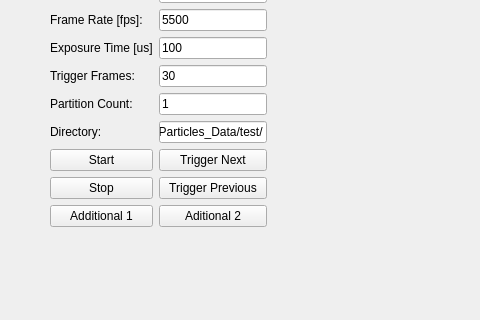
Above: GlobalGUI/gui/uis/pages/main_pages.ui from SSierraAl/OFI-Microparticle-Detection before the change; both pictures show x 0 to 480 and y 171 to 491 of the 1145 by 820 pixel window. Below: the same form after it.
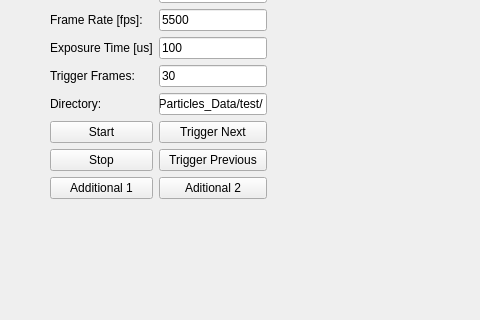
That is the form after the change.

Diff of the .ui file:
```diff
--- a/GlobalGUI/gui/uis/pages/main_pages.ui
+++ b/GlobalGUI/gui/uis/pages/main_pages.ui
@@ -1980,7 +1980,7 @@
                  </property>
                 </widget>
                </item>
-               <item row="9" column="1">
+               <item row="8" column="1">
                 <widget class="QPushButton" name="but_additional_2_cam">
                  <property name="text">
                   <string>Aditional 2</string>
@@ -2000,7 +2000,7 @@
                  </property>
                 </widget>
                </item>
-               <item row="8" column="0">
+               <item row="7" column="0">
                 <widget class="QPushButton" name="but_stop_cam">
                  <property name="text">
                   <string>Stop</string>
@@ -2014,19 +2014,6 @@
                  </property>
                 </widget>
                </item>
-               <item row="5" column="1">
-                <widget class="QLineEdit" name="line_partition_count_cam">
-                 <property name="sizePolicy">
-                  <sizepolicy hsizetype="Minimum" vsizetype="Fixed">
-                   <horstretch>0</horstretch>
-                   <verstretch>0</verstretch>
-                  </sizepolicy>
-                 </property>
-                 <property name="text">
-                  <string>1</string>
-                 </property>
-                </widget>
-               </item>
                <item row="0" column="0">
                 <widget class="QLabel" name="label_46">
                  <property name="text">
@@ -2047,20 +2034,13 @@
                  </property>
                 </widget>
                </item>
-               <item row="6" column="0">
+               <item row="5" column="0">
                 <widget class="QLabel" name="label_51">
                  <property name="text">
                   <string>Directory:</string>
                  </property>
                 </widget>
                </item>
-               <item row="5" column="0">
-                <widget class="QLabel" name="label_50">
-                 <property name="text">
-                  <string>Partition Count:</string>
-                 </property>
-                </widget>
-               </item>
                <item row="1" column="0">
                 <widget class="QLabel" name="label_47">
                  <property name="text">
@@ -2068,14 +2048,27 @@
                  </property>
                 </widget>
                </item>
-               <item row="7" column="0">
+               <item row="3" column="1">
+                <widget class="QLineEdit" name="line_exposure_cam">
+                 <property name="sizePolicy">
+                  <sizepolicy hsizetype="Minimum" vsizetype="Fixed">
+                   <horstretch>0</horstretch>
+                   <verstretch>0</verstretch>
+                  </sizepolicy>
+                 </property>
+                 <property name="text">
+                  <string>100</string>
+                 </property>
+                </widget>
+               </item>
+               <item row="6" column="0">
                 <widget class="QPushButton" name="but_start_cam">
                  <property name="text">
                   <string>Start</string>
                  </property>
                 </widget>
                </item>
-               <item row="6" column="1">
+               <item row="5" column="1">
                 <widget class="QLineEdit" name="line_directory_cam">
                  <property name="sizePolicy">
                   <sizepolicy hsizetype="Minimum" vsizetype="Fixed">
@@ -2088,7 +2081,7 @@
                  </property>
                 </widget>
                </item>
-               <item row="8" column="1">
+               <item row="7" column="1">
                 <widget class="QPushButton" name="but_trigger_previous_cam">
                  <property name="text">
                   <string>Trigger Previous</string>
@@ -2115,20 +2108,13 @@
                  </property>
                 </widget>
                </item>
-               <item row="7" column="1">
+               <item row="6" column="1">
                 <widget class="QPushButton" name="but_trigger_next_cam">
                  <property name="text">
                   <string>Trigger Next</string>
                  </property>
                 </widget>
                </item>
-               <item row="9" column="0">
-                <widget class="QPushButton" name="but_additional_1_cam">
-                 <property name="text">
-                  <string>Additional 1</string>
-                 </property>
-                </widget>
-               </item>
                <item row="3" column="0">
                 <widget class="QLabel" name="label_52">
                  <property name="text">
@@ -2136,16 +2122,10 @@
                  </property>
                 </widget>
                </item>
-               <item row="3" column="1">
-                <widget class="QLineEdit" name="line_exposure_cam">
-                 <property name="sizePolicy">
-                  <sizepolicy hsizetype="Minimum" vsizetype="Fixed">
-                   <horstretch>0</horstretch>
-                   <verstretch>0</verstretch>
-                  </sizepolicy>
-                 </property>
+               <item row="8" column="0">
+                <widget class="QPushButton" name="but_additional_1_cam">
                  <property name="text">
-                  <string>100</string>
+                  <string>Additional 1</string>
                  </property>
                 </widget>
                </item>
```
